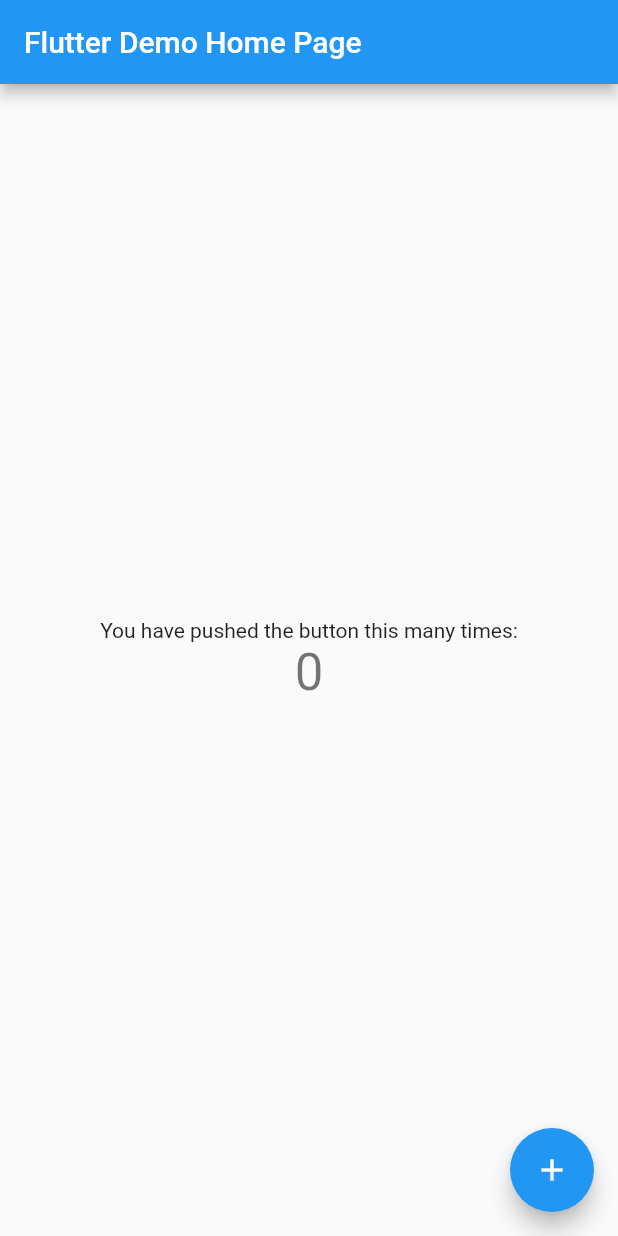
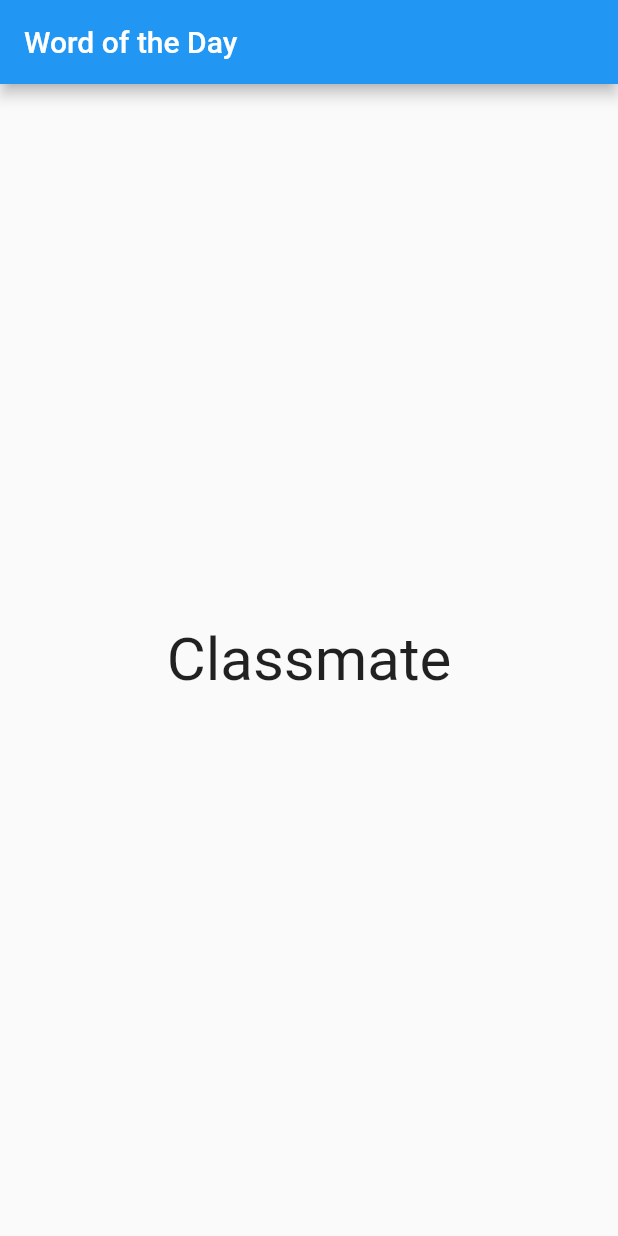
Before and after one commit to bujosa/tarf, a Flutter app: the screen it shows after launch, on a phone screen of 412 x 824 dp. Run offline on Flutter 3.47's test engine with Material 2 defaults, Android fonts, the light colour scheme and no system bars.

Commit message:
feat: init home page

```diff
--- a/lib/main.dart
+++ b/lib/main.dart
@@ -1,4 +1,5 @@
 import 'package:flutter/material.dart';
+import 'package:tarf/presentation/pages/home.dart';
 
 void main() {
   runApp(const MyApp());
@@ -7,109 +8,14 @@
 class MyApp extends StatelessWidget {
   const MyApp({super.key});
 
-  // This widget is the root of your application.
   @override
   Widget build(BuildContext context) {
     return MaterialApp(
       title: 'Flutter Demo',
       theme: ThemeData(
-        // This is the theme of your application.
-        //
-        // Try running your application with "flutter run". You'll see the
-        // application has a blue toolbar. Then, without quitting the app, try
-        // changing the primarySwatch below to Colors.green and then invoke
-        // "hot reload" (press "r" in the console where you ran "flutter run",
-        // or simply save your changes to "hot reload" in a Flutter IDE).
-        // Notice that the counter didn't reset back to zero; the application
-        // is not restarted.
         primarySwatch: Colors.blue,
       ),
-      home: const MyHomePage(title: 'Flutter Demo Home Page'),
+      home: const MyHomePage(),
     );
   }
 }
-
-class MyHomePage extends StatefulWidget {
-  const MyHomePage({super.key, required this.title});
-
-  // This widget is the home page of your application. It is stateful, meaning
-  // that it has a State object (defined below) that contains fields that affect
-  // how it looks.
-
-  // This class is the configuration for the state. It holds the values (in this
-  // case the title) provided by the parent (in this case the App widget) and
-  // used by the build method of the State. Fields in a Widget subclass are
-  // always marked "final".
-
-  final String title;
-
-  @override
-  State<MyHomePage> createState() => _MyHomePageState();
-}
-
-class _MyHomePageState extends State<MyHomePage> {
-  int _counter = 0;
-
-  void _incrementCounter() {
-    setState(() {
-      // This call to setState tells the Flutter framework that something has
-      // changed in this State, which causes it to rerun the build method below
-      // so that the display can reflect the updated values. If we changed
-      // _counter without calling setState(), then the build method would not be
-      // called again, and so nothing would appear to happen.
-      _counter++;
-    });
-  }
-
-  @override
-  Widget build(BuildContext context) {
-    // This method is rerun every time setState is called, for instance as done
-    // by the _incrementCounter method above.
-    //
-    // The Flutter framework has been optimized to make rerunning build methods
-    // fast, so that you can just rebuild anything that needs updating rather
-    // than having to individually change instances of widgets.
-    return Scaffold(
-      appBar: AppBar(
-        // Here we take the value from the MyHomePage object that was created by
-        // the App.build method, and use it to set our appbar title.
-        title: Text(widget.title),
-      ),
-      body: Center(
-        // Center is a layout widget. It takes a single child and positions it
-        // in the middle of the parent.
-        child: Column(
-          // Column is also a layout widget. It takes a list of children and
-          // arranges them vertically. By default, it sizes itself to fit its
-          // children horizontally, and tries to be as tall as its parent.
-          //
-          // Invoke "debug painting" (press "p" in the console, choose the
-          // "Toggle Debug Paint" action from the Flutter Inspector in Android
-          // Studio, or the "Toggle Debug Paint" command in Visual Studio Code)
-          // to see the wireframe for each widget.
-          //
-          // Column has various properties to control how it sizes itself and
-          // how it positions its children. Here we use mainAxisAlignment to
-          // center the children vertically; the main axis here is the vertical
-          // axis because Columns are vertical (the cross axis would be
-          // horizontal).
-          mainAxisAlignment: MainAxisAlignment.center,
-          children: <Widget>[
-            const Text(
-              'You have pushed the button this many times:',
-            ),
-            Text(
-              '$_counter',
-              style: Theme.of(context).textTheme.headline4,
-            ),
-          ],
-        ),
-      ),
-      floatingActionButton: FloatingActionButton(
-        onPressed: _incrementCounter,
-        tooltip: 'Increment',
-        child: const Icon(Icons.add),
-      ), // This trailing comma makes auto-formatting nicer for build methods.
-    );
-  }
-}
--- /dev/null
+++ b/lib/presentation/pages/home.dart
@@ -0,0 +1,26 @@
+import 'package:flutter/material.dart';
+
+class MyHomePage extends StatelessWidget {
+  const MyHomePage({super.key});
+
+  @override
+  Widget build(BuildContext context) {
+    return Scaffold(
+      appBar: AppBar(
+          title: const Text(
+        'Word of the Day',
+      )),
+      body: Center(
+        child: Column(
+          mainAxisAlignment: MainAxisAlignment.center,
+          children: const <Widget>[
+            Text(
+              'Classmate',
+              style: TextStyle(fontSize: 40),
+            ),
+          ],
+        ),
+      ), // This trailing comma makes auto-formatting nicer for build methods.
+    );
+  }
+}
```
